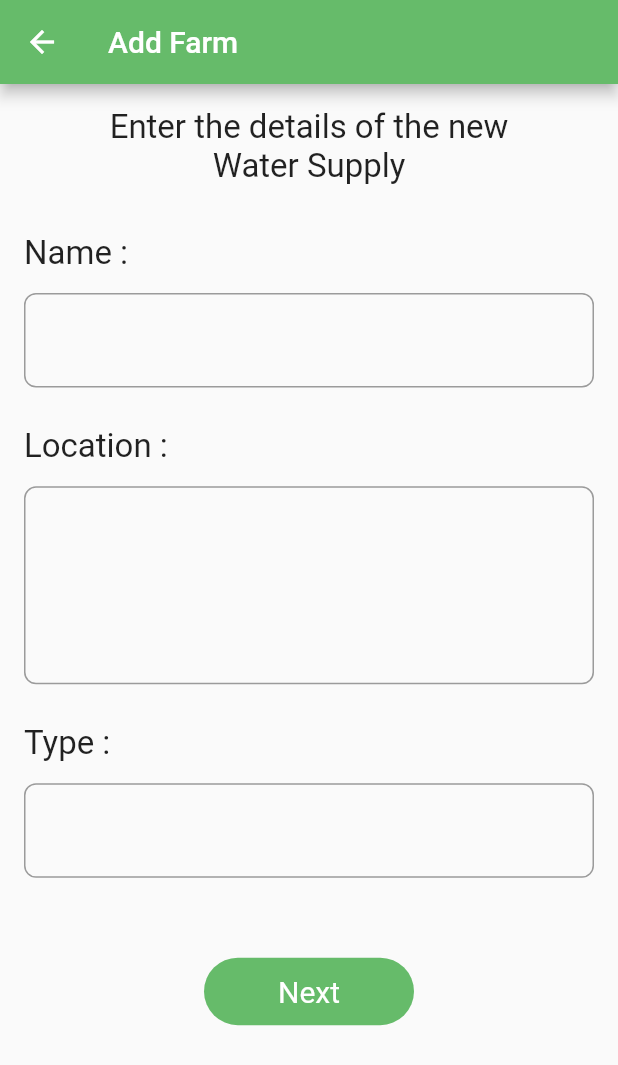
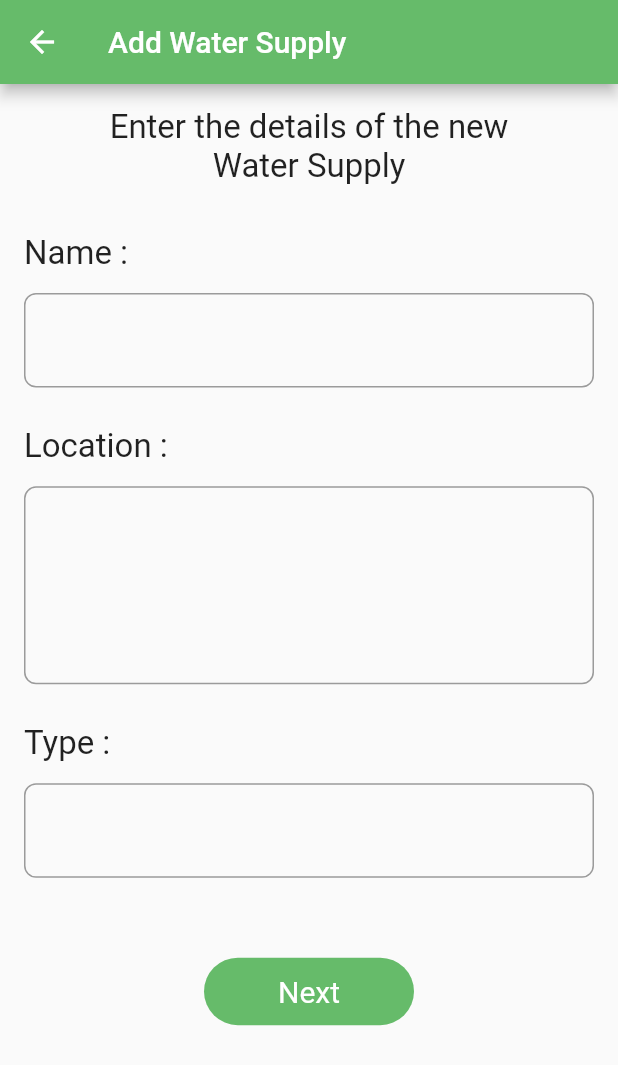
Before and after one commit to palak-ag/Farm-UI, a Flutter app: the AddWaterSupply screen opened directly, on a phone screen of 412 x 824 dp. Shown: the top 1065 px of the screen. Run offline on Flutter 3.47's test engine with Material 2 defaults, Android fonts, the phone set to English and light mode, and no system bars; our stand-ins replace get.

Commit message:
Merge branch 'ajayk' into dev

```diff
--- a/lib/pages/add_water.dart
+++ b/lib/pages/add_water.dart
@@ -9,7 +9,7 @@ class AddWaterSupply extends StatelessWidget {
     var heightFactor = MediaQuery.of(context).size.height / 812;
     return Scaffold(
       appBar: AppBar(
-        title: Text("Add Farm"),
+        title: Text("Add Water Supply"),
         backgroundColor: Colors.green[400],
       ),
       body: NotificationListener<OverscrollIndicatorNotification>(
```
